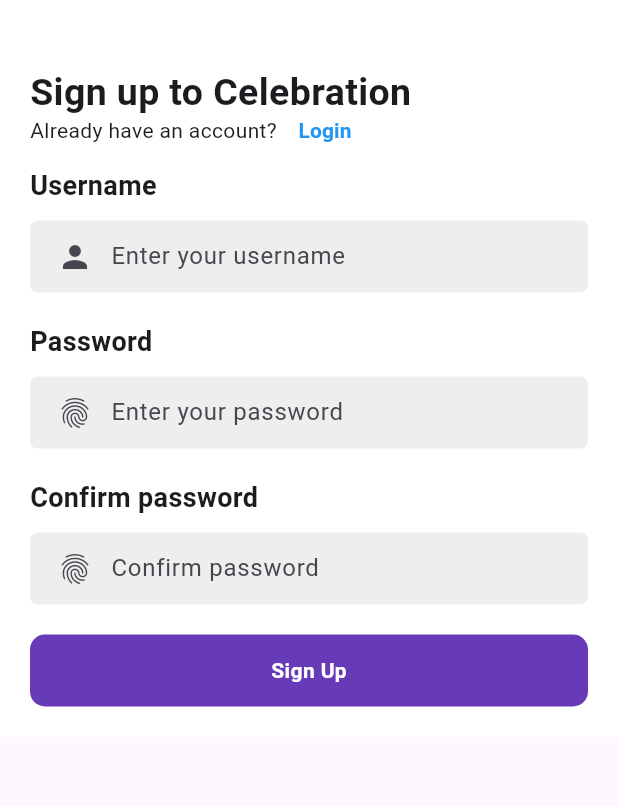
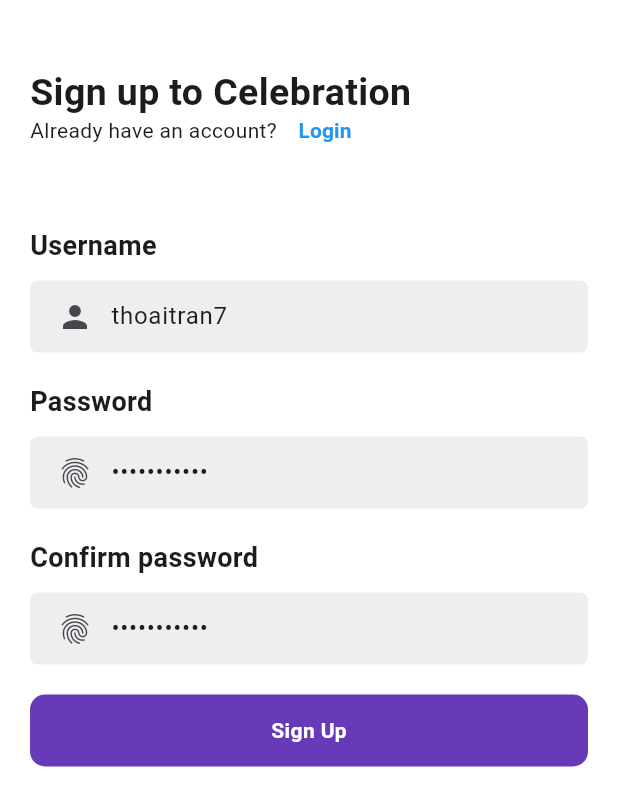
Before and after one commit to techstoretvt/quy_chat, a Flutter app: the screen it shows after launch, on a phone screen of 412 x 824 dp. Shown: the top 806 px of the screen. Run offline on Flutter 3.47's test engine with Material 3 defaults, Android fonts, the phone set to English and light mode, and no system bars; our stand-ins replace flutter_bloc, get_it.

Commit message:
feat: add sign up complete

```diff
--- a/lib/core/constants/api_constants.dart
+++ b/lib/core/constants/api_constants.dart
@@ -1,3 +1,3 @@
 class ApiConstants {
-  static const String baseUrl = 'http://localhost:4000/api/';
+  static const String baseUrl = 'https://nestchatserver.onrender.com/api';
 }
--- a/lib/core/constants/app_colors.dart
+++ b/lib/core/constants/app_colors.dart
@@ -4,6 +4,7 @@ class AppColors {
   // button
   static const Color buttonActiveColor = Colors.deepPurple;
   static const Color buttonDisabledColor = Colors.grey;
+  static const Color buttonErrorColor = Colors.red;
   static const Color textButtonActiveColor = Colors.white;
   static const Color textButtonDisabledColor = Colors.white;
 
--- /dev/null
+++ b/lib/core/errors/exceptions.dart
@@ -0,0 +1,9 @@
+class ConflictException implements Exception {
+  final String message;
+  ConflictException(this.message);
+}
+
+class ServerException implements Exception {
+  final String message;
+  ServerException(this.message);
+}
--- /dev/null
+++ b/lib/core/utils/dialog_helper.dart
@@ -0,0 +1,27 @@
+import 'package:flutter/material.dart';
+
+class DialogHelper {
+  static void showCustomDialog({
+    required String title,
+    required String message,
+    required BuildContext context,
+  }) {
+    showDialog(
+      context: context,
+      builder: (BuildContext context) {
+        return AlertDialog(
+          title: Text(title),
+          content: Text(message),
+          actions: [
+            TextButton(
+              onPressed: () {
+                Navigator.of(context).pop(); // Đóng dialog
+              },
+              child: const Text('OK'),
+            ),
+          ],
+        );
+      },
+    );
+  }
+}
--- a/lib/feature/auth/data/datasources/remote/auth/auth_remote_datasource.dart
+++ b/lib/feature/auth/data/datasources/remote/auth/auth_remote_datasource.dart
@@ -1,3 +1,5 @@
-abstract class AuthRemoteDataSource {
-  Future<void> signUp();
+import 'package:quy_chat/feature/auth/domain/entities/user_entity.dart';
+
+abstract class IAuthRemoteDataSource {
+  Future<UserEntity> signUp({required username, required password});
 }
--- /dev/null
+++ b/lib/feature/auth/domain/entities/user_entity.dart
@@ -0,0 +1,35 @@
+class UserEntity {
+  final String? id;
+  final String? fullName;
+  final String? email;
+  final String? username;
+  final String? avatar;
+  final String? provider;
+  final String? role;
+  final bool? isOnline;
+  final List<SettingEntity>? settings;
+  final List<String>? friends;
+
+  UserEntity({
+    this.id,
+    this.username,
+    this.avatar,
+    this.provider,
+    this.role,
+    this.isOnline,
+    this.fullName,
+    this.email,
+    this.settings,
+    this.friends,
+  });
+}
+
+class SettingEntity {
+  final String? name;
+  final String? value;
+
+  SettingEntity({
+    this.name,
+    this.value,
+  });
+}
--- /dev/null
+++ b/lib/feature/auth/domain/repositories/auth_repository.dart
@@ -0,0 +1,6 @@
+import 'package:quy_chat/feature/auth/domain/entities/user_entity.dart';
+
+abstract class IAuthRepository {
+  Future<UserEntity> signUp(
+      {required String username, required String password});
+}
--- /dev/null
+++ b/lib/feature/auth/domain/usecases/sign_up.dart
@@ -0,0 +1,15 @@
+import 'package:quy_chat/feature/auth/domain/entities/user_entity.dart';
+import 'package:quy_chat/feature/auth/domain/repositories/auth_repository.dart';
+
+class SignUpUseCase {
+  final IAuthRepository authRepository;
+
+  SignUpUseCase(this.authRepository);
+
+  Future<UserEntity> execute({
+    required String username,
+    required String password,
+  }) async {
+    return await authRepository.signUp(username: username, password: password);
+  }
+}
--- a/lib/feature/auth/presentasion/bloc/auth_state.dart
+++ b/lib/feature/auth/presentasion/bloc/auth_state.dart
@@ -1,9 +1,19 @@
+import 'package:quy_chat/feature/auth/domain/entities/user_entity.dart';
+
 abstract class AuthState {}
 
 class AuthInitialState extends AuthState {}
 
 class AuthloadingState extends AuthState {}
 
-class AuthSuccessState extends AuthState {}
+class AuthSuccessState extends AuthState {
+  final UserEntity userEntity;
 
-class AuthErrorState extends AuthState {}
+  AuthSuccessState({required this.userEntity});
+}
+
+class AuthErrorState extends AuthState {
+  final String message;
+
+  AuthErrorState({required this.message});
+}
--- a/lib/feature/auth/presentasion/pages/sign_up_screen.dart
+++ b/lib/feature/auth/presentasion/pages/sign_up_screen.dart
@@ -1,45 +1,73 @@
-import 'dart:math';
-
 import 'package:flutter/material.dart';
 import 'package:flutter_bloc/flutter_bloc.dart';
 import 'package:quy_chat/core/constants/app_colors.dart';
 import 'package:quy_chat/core/constants/app_dimensions.dart';
+import 'package:quy_chat/core/utils/dialog_helper.dart';
 import 'package:quy_chat/feature/auth/presentasion/bloc/auth_cubit.dart';
 import 'package:quy_chat/feature/auth/presentasion/bloc/auth_state.dart';
+import 'package:quy_chat/injection_container.dart';
 
 class SignUpScreen extends StatelessWidget {
   SignUpScreen({super.key});
 
-  final TextEditingController usernameController = TextEditingController();
-  final TextEditingController passwordController = TextEditingController();
+  final TextEditingController usernameController =
+      TextEditingController(text: "thoaitran7");
+  final TextEditingController passwordController =
+      TextEditingController(text: "Thoai123456");
   final TextEditingController confirmPasswordController =
-      TextEditingController();
+      TextEditingController(text: "Thoai123456");
 
   @override
   Widget build(BuildContext context) {
     return BlocProvider(
-      create: (context) => AuthCubit(),
+      create: (context) => getIt<AuthCubit>(),
       child: body(),
     );
   }
 
-  void handleSignUp() {
-    print(usernameController.text);
+  void handleSignUp(BuildContext context) {
+    String username = usernameController.text;
+    String password = passwordController.text;
+    String confirmPassword = confirmPasswordController.text;
+    if (username.isEmpty || password.isEmpty || confirmPassword.isEmpty) {
+      DialogHelper.showCustomDialog(
+          title: "Khoan!",
+          message: "Vui lòng điền đầy đủ thông tin",
+          context: context);
+      return;
+    }
+
+    if (password != confirmPassword) {
+      DialogHelper.showCustomDialog(
+          title: "Khoan!", message: "Mật khẩu không khớp", context: context);
+      return;
+    }
+
+    // check strong password
+
+    //
+
+    context.read<AuthCubit>().signUp(username: username, password: password);
   }
 
   Widget body() {
     return Scaffold(
       body: SafeArea(
-        child: Container(
+        child: BlocConsumer<AuthCubit, AuthState>(listener: (context, state) {
+          if (state is AuthSuccessState) {
+            // redirect login page
+          }
+        }, builder: (context, state) {
+          return Container(
             width: double.infinity,
-          padding: EdgeInsets.all(20),
-          decoration: BoxDecoration(color: Colors.white),
+            padding: const EdgeInsets.all(20),
+            decoration: const BoxDecoration(color: Colors.white),
             child: SingleChildScrollView(
               child: Column(
                 crossAxisAlignment: CrossAxisAlignment.start,
                 children: [
-                SizedBox(height: 40),
-                Text(
+                  const SizedBox(height: 40),
+                  const Text(
                     "Sign up to Celebration",
                     style: TextStyle(
                       fontSize: 25,
@@ -49,28 +77,29 @@ class SignUpScreen extends StatelessWidget {
                   ),
                   Row(
                     children: [
-                    Text("Already have an account?"),
+                      const Text("Already have an account?"),
                       TextButton(
                           onPressed: () {
                             // Navigator.pop(context);
                           },
-                        child: Text("Login",
+                          child: const Text("Login",
                               style: TextStyle(
                                 fontWeight: FontWeight.bold,
                                 color: Colors.blue,
                               )))
                     ],
                   ),
-                Text(
+                  const SizedBox(height: 40),
+                  const Text(
                     "Username",
                     style: TextStyle(
                       fontSize: 18,
                       fontWeight: FontWeight.bold,
                     ),
                   ),
-                SizedBox(height: 10),
+                  const SizedBox(height: 10),
                   Container(
-                  padding: EdgeInsets.symmetric(horizontal: 10),
+                    padding: const EdgeInsets.symmetric(horizontal: 10),
                     decoration: BoxDecoration(
                       color: Colors.grey[200],
                       borderRadius: BorderRadius.circular(
@@ -78,7 +107,7 @@ class SignUpScreen extends StatelessWidget {
                     ),
                     child: TextField(
                       controller: usernameController,
-                    decoration: InputDecoration(
+                      decoration: const InputDecoration(
                           hintText: "Enter your username",
                           enabledBorder: InputBorder.none,
                           prefixIcon: Icon(Icons.person),
@@ -88,17 +117,17 @@ class SignUpScreen extends StatelessWidget {
                           )),
                     ),
                   ),
-                SizedBox(height: 20),
-                Text(
+                  const SizedBox(height: 20),
+                  const Text(
                     "Password",
                     style: TextStyle(
                       fontSize: 18,
                       fontWeight: FontWeight.bold,
                     ),
                   ),
-                SizedBox(height: 10),
+                  const SizedBox(height: 10),
                   Container(
-                  padding: EdgeInsets.symmetric(horizontal: 10),
+                    padding: const EdgeInsets.symmetric(horizontal: 10),
                     decoration: BoxDecoration(
                       color: Colors.grey[200],
                       borderRadius: BorderRadius.circular(
@@ -106,7 +135,8 @@ class SignUpScreen extends StatelessWidget {
                     ),
                     child: TextField(
                       controller: passwordController,
-                    decoration: InputDecoration(
+                      obscureText: true,
+                      decoration: const InputDecoration(
                           hintText: "Enter your password",
                           enabledBorder: InputBorder.none,
                           prefixIcon: Icon(Icons.fingerprint),
@@ -116,17 +146,17 @@ class SignUpScreen extends StatelessWidget {
                           )),
                     ),
                   ),
-                SizedBox(height: 20),
-                Text(
+                  const SizedBox(height: 20),
+                  const Text(
                     "Confirm password",
                     style: TextStyle(
                       fontSize: 18,
                       fontWeight: FontWeight.bold,
                     ),
                   ),
-                SizedBox(height: 10),
+                  const SizedBox(height: 10),
                   Container(
-                  padding: EdgeInsets.symmetric(horizontal: 10),
+                    padding: const EdgeInsets.symmetric(horizontal: 10),
                     decoration: BoxDecoration(
                       color: Colors.grey[200],
                       borderRadius: BorderRadius.circular(
@@ -134,7 +164,8 @@ class SignUpScreen extends StatelessWidget {
                     ),
                     child: TextField(
                       controller: confirmPasswordController,
-                    decoration: InputDecoration(
+                      obscureText: true,
+                      decoration: const InputDecoration(
                           hintText: "Confirm password",
                           enabledBorder: InputBorder.none,
                           prefixIcon: Icon(Icons.fingerprint),
@@ -144,22 +175,73 @@ class SignUpScreen extends StatelessWidget {
                           )),
                     ),
                   ),
-                SizedBox(height: 20),
-                BlocBuilder<AuthCubit, AuthState>(
-                  builder: (context, state) {
-                    if (state is AuthInitialState) {
-                      return InkWell(
-                        onTap: () {
-                          context.read<AuthCubit>().increment("a");
-                        },
-                        child: Container(
+                  const SizedBox(height: 20),
+                  buttonFormState(state, context),
+                  const SizedBox(height: 10),
+                  if (state is AuthErrorState)
+                    Text(
+                      state.message,
+                      style: const TextStyle(
+                        color: Colors.red,
+                        fontWeight: FontWeight.bold,
+                      ),
+                    ),
+                ],
+              ),
+            ),
+          );
+        }),
+      ),
+    );
+  }
+
+  Widget buttonFormState(AuthState state, BuildContext context) {
+    if (state is AuthloadingState) {
+      return Container(
         width: double.infinity,
-                          padding: EdgeInsets.symmetric(vertical: 14),
+        padding: const EdgeInsets.symmetric(vertical: 14),
         decoration: BoxDecoration(
           color: AppColors.buttonActiveColor,
           borderRadius: BorderRadius.circular(10),
         ),
-                          child: Center(
+        child: const Center(
+          child: Row(
+            mainAxisAlignment: MainAxisAlignment.center,
+            children: [
+              Text(
+                "Sign Up",
+                style: TextStyle(
+                  color: AppColors.textButtonActiveColor,
+                  fontWeight: FontWeight.bold,
+                ),
+              ),
+              SizedBox(width: 10),
+              SizedBox(
+                width: 12, // Chiều rộng vòng loading
+                height: 12, // Chiều cao vòng loading
+                child: CircularProgressIndicator(
+                  strokeWidth: 1.5, // Độ dày của vòng
+                  color: Colors.white, // Màu sắc của vòng
+                ),
+              ),
+            ],
+          ),
+        ),
+      );
+    }
+
+    return InkWell(
+      onTap: () {
+        handleSignUp(context);
+      },
+      child: Container(
+        width: double.infinity,
+        padding: const EdgeInsets.symmetric(vertical: 14),
+        decoration: BoxDecoration(
+          color: AppColors.buttonActiveColor,
+          borderRadius: BorderRadius.circular(10),
+        ),
+        child: const Center(
           child: Text(
             "Sign Up",
             style: TextStyle(
@@ -171,33 +253,4 @@ class SignUpScreen extends StatelessWidget {
       ),
     );
   }
-                    if (state is AuthloadingState) {
-                      return Container(
-                        width: double.infinity,
-                        padding: EdgeInsets.symmetric(vertical: 14),
-                        decoration: BoxDecoration(
-                          color: AppColors.buttonDisabledColor,
-                          borderRadius: BorderRadius.circular(10),
-                        ),
-                        child: Center(
-                          child: Text(
-                            "Sign Up",
-                            style: TextStyle(
-                              color: AppColors.textButtonDisabledColor,
-                              fontWeight: FontWeight.bold,
-                            ),
-                          ),
-                        ),
-                      );
 }
-                    return Container();
-                  },
-                ),
-              ],
-            ),
-          ),
-        ),
-      ),
-    );
-  }
-}
--- a/lib/main.dart
+++ b/lib/main.dart
@@ -1,7 +1,9 @@
 import 'package:flutter/material.dart';
 import 'package:quy_chat/feature/auth/presentasion/pages/sign_up_screen.dart';
+import 'package:quy_chat/injection_container.dart';
 
 void main() {
+  init();
   runApp(const MyApp());
 }
 
--- a/pubspec.yaml
+++ b/pubspec.yaml
@@ -35,6 +35,7 @@ dependencies:
   # Use with the CupertinoIcons class for iOS style icons.
   cupertino_icons: ^1.0.8
   flutter_bloc: ^8.1.6
+  get_it: ^8.0.3
   http: ^1.2.2
 
 dev_dependencies:
```
Also changed, not shown: lib/feature/auth/data/datasources/remote/auth/auth_remote_datasource_impl.dart (+30 -10 lines), lib/feature/auth/data/model/setting_model.dart (added, +27 -0 lines), lib/feature/auth/data/model/user_model.dart (added, +64 -0 lines), lib/feature/auth/data/repositories/auth_repository.dart (added, +16 -0 lines), lib/feature/auth/presentasion/bloc/auth_cubit.dart (+22 -1 lines), lib/injection_container.dart (added, +29 -0 lines), pubspec.lock. Lines whose indentation alone changed are shown as unchanged.
